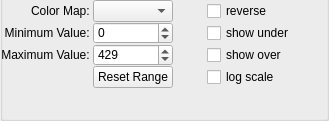
First picture: the form in hexrd/ui/resources/ui/color_map_editor.ui, repository HEXRD/hexrdgui, before the edit.
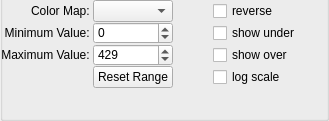
Second picture: the form after the edit.

Commit message:
Use fixed spacer for widgets in color map editor
We don't want them spaced apart too far. Use a fixed
spacer between them.

The edit to the form file:
```diff
--- a/hexrd/ui/resources/ui/color_map_editor.ui
+++ b/hexrd/ui/resources/ui/color_map_editor.ui
@@ -195,6 +195,9 @@
           <property name="orientation">
            <enum>Qt::Horizontal</enum>
           </property>
+          <property name="sizeType">
+           <enum>QSizePolicy::Fixed</enum>
+          </property>
           <property name="sizeHint" stdset="0">
            <size>
             <width>40</width>
```
